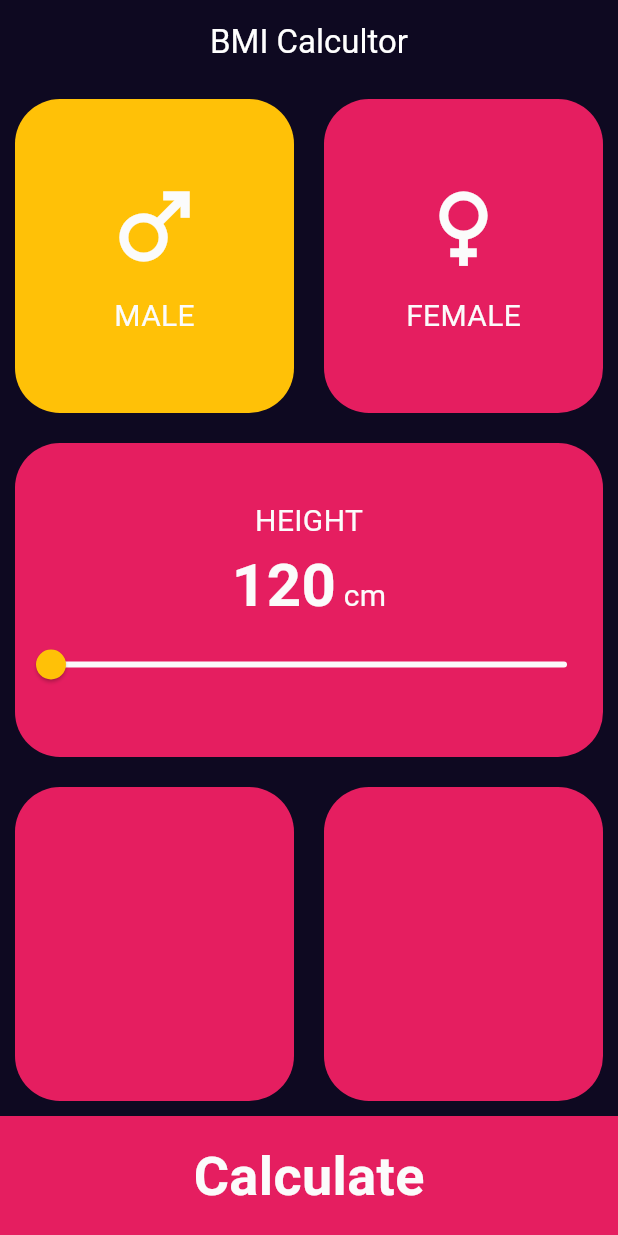
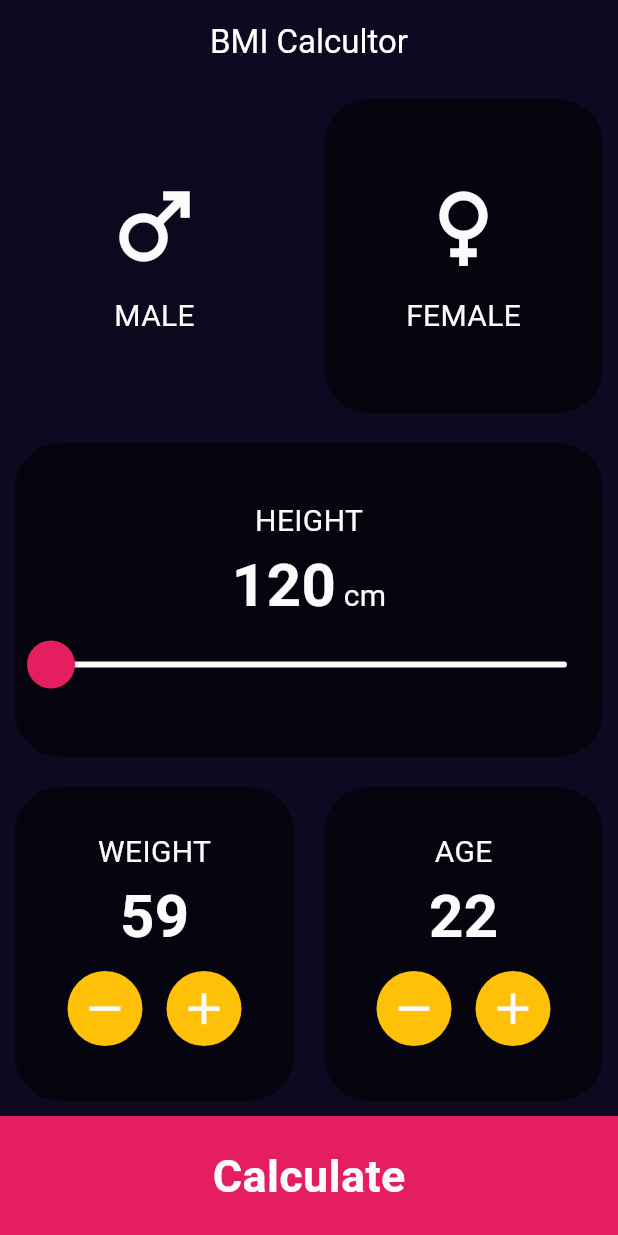
Before and after one commit to MosawirShah/bmi_calulator_class_work2024, a Flutter app: the screen it shows after launch, after a tap on "MALE", on a phone screen of 412 x 824 dp. Run offline on Flutter 3.47's test engine with Material 3 defaults, Android fonts, the phone set to English and light mode, and no system bars.

Commit message:
customize widgets and added 3rd one widget We have customized the widgets and added theme as well  to the slider

```diff
--- /dev/null
+++ b/lib/components/custom_circular_btn.dart
@@ -0,0 +1,25 @@
+import 'package:bmi_calulator/constants/constant_colours.dart';
+import 'package:flutter/material.dart';
+
+class CustomCircularBtn extends StatelessWidget {
+
+  CustomCircularBtn({required this.iconData, required this.onPress});
+   IconData iconData;
+   void Function() onPress;
+  @override
+  Widget build(BuildContext context) {
+    return GestureDetector(
+      onTap: onPress,
+      child: Container(
+        margin: EdgeInsets.all(8),
+        height: 50,
+        width: 50,
+        decoration: BoxDecoration(
+          color: Colors.amber,
+          shape: BoxShape.circle,
+        ),
+        child: Icon(iconData,size: 35,color: kContentColour,),
+      ),
+    );
+  }
+}
--- a/lib/components/icon_content.dart
+++ b/lib/components/icon_content.dart
@@ -1,3 +1,5 @@
+import 'package:bmi_calulator/constants/constant_colours.dart';
+import 'package:bmi_calulator/constants/font_style_constant.dart';
 import 'package:bmi_calulator/main.dart';
 import 'package:flutter/material.dart';
 
@@ -13,7 +15,7 @@ class IconContent extends StatelessWidget {
       children: [
         Icon(
           iconData,
-          color: contentColour,
+          color: kContentColour,
           size: 70,
         ),
        const SizedBox(
@@ -21,7 +23,7 @@ class IconContent extends StatelessWidget {
         ),
         Text(
           label,
-          style: TextStyle(color: contentColour, fontSize: 20),
+          style: kLabelStyle,
         )
       ],
     );
--- /dev/null
+++ b/lib/constants/constant_colours.dart
@@ -0,0 +1,8 @@
+import 'package:flutter/material.dart';
+
+const Color kBackgroundColour = Color(0xFF0E0921);
+// const Color inActiveColour = Color(0xFF111328);
+ const Color kPinkColor = Color(0xFFE51E60);
+ const Color kActiveColour = Colors.black12;
+ const Color kInActiveColour = Colors.black54;
+ const Color kContentColour = Color(0xFFFBFBFB);
--- /dev/null
+++ b/lib/constants/font_style_constant.dart
@@ -0,0 +1,9 @@
+import 'package:bmi_calulator/constants/constant_colours.dart';
+import 'package:flutter/material.dart';
+
+TextStyle kLabelStyle = const TextStyle(fontSize: 20, color: kContentColour);
+TextStyle kNumberStyle = const TextStyle(
+  fontSize: 40,
+  color: kContentColour,
+  fontWeight: FontWeight.bold,
+);
--- a/lib/main.dart
+++ b/lib/main.dart
@@ -1,13 +1,9 @@
 import 'package:flutter/cupertino.dart';
 import 'package:flutter/material.dart';
+import 'constants/constant_colours.dart';
 import 'views/input_view.dart';
 
-const Color backgroundColour = Color(0xFF0E0921);
-// const Color inActiveColour = Color(0xFF111328);
-const Color inActiveColour = Color(0xFFE51E60);
-Color activeColour = Colors.amber;
 
-const Color contentColour = Color(0xFFFBFBFB);
 
 void main(){
   runApp(BMICalculator());
@@ -20,10 +16,10 @@ class BMICalculator extends StatelessWidget {
     return  MaterialApp(
       theme: ThemeData(
         appBarTheme: const AppBarTheme(
-          backgroundColor: backgroundColour,
+          backgroundColor: kBackgroundColour,
           foregroundColor: Colors.white,
         ),
-        scaffoldBackgroundColor: backgroundColour
+        scaffoldBackgroundColor: kBackgroundColour
       ),
       home: InputView(),
     );
--- a/lib/views/input_view.dart
+++ b/lib/views/input_view.dart
@@ -1,4 +1,7 @@
+import 'package:bmi_calulator/components/custom_circular_btn.dart';
 import 'package:bmi_calulator/components/icon_content.dart';
+import 'package:bmi_calulator/constants/constant_colours.dart';
+import 'package:bmi_calulator/constants/font_style_constant.dart';
 import 'package:bmi_calulator/main.dart';
 import 'package:flutter/cupertino.dart';
 import 'package:flutter/material.dart';
@@ -13,24 +16,30 @@ class InputView extends StatefulWidget {
   State<InputView> createState() => _InputViewState();
 }
 
+
+enum Gender {male, female}
+
 class _InputViewState extends State<InputView> {
   int height = 120;
+  int weight = 60;
+  int age = 22;
 
-  Color maleontainerColour = inActiveColour;
-  Color femaleContainerColour = inActiveColour;
-  getColor(String gender) {
-    if (gender == 'male') {
-      maleontainerColour = activeColour;
-    } else {
-      maleontainerColour = inActiveColour;
-    }
-    //FEMALE
-    if (gender == 'female') {
-      femaleContainerColour = activeColour;
-    } else {
-      femaleContainerColour = inActiveColour;
-    }
-  }
+  Gender? selectedGender;
+  // Color maleontainerColour = inActiveColour;
+  // Color femaleContainerColour = inActiveColour;
+  // getColor(String gender) {
+  //   if (gender == 'male') {
+  //     maleontainerColour = activeColour;
+  //   } else {
+  //     maleontainerColour = inActiveColour;
+  //   }
+  //   //FEMALE
+  //   if (gender == 'female') {
+  //     femaleContainerColour = activeColour;
+  //   } else {
+  //     femaleContainerColour = inActiveColour;
+  //   }
+  //}
 
   @override
   Widget build(BuildContext context) {
@@ -48,11 +57,11 @@ class _InputViewState extends State<InputView> {
                   child: GestureDetector(
                     onTap: () {
                       setState(() {
-                        getColor('male');
+                       selectedGender = Gender.male;
                       });
                     },
                     child: CustomContainer(
-                      myColor: maleontainerColour,
+                      myColor: selectedGender == Gender.male ? kActiveColour : kInActiveColour,
                       // myColor: inActiveColour,
                       custChild: IconContent(
                         iconData: Icons.male,
@@ -66,11 +75,11 @@ class _InputViewState extends State<InputView> {
                   child: GestureDetector(
                     onTap: () {
                       setState(() {
-                        getColor('female');
+                        selectedGender = Gender.female;
                       });
                     },
                     child: CustomContainer(
-                      myColor: femaleContainerColour,
+                      myColor: selectedGender == Gender.female ? kActiveColour : kInActiveColour,
                       custChild: IconContent(
                         iconData: Icons.female,
                         label: "FEMALE",
@@ -84,13 +93,13 @@ class _InputViewState extends State<InputView> {
           //SLider Implementations
           Expanded(
             child: CustomContainer(
-              myColor: inActiveColour,
+              myColor: kInActiveColour,
               custChild: Column(
                 mainAxisAlignment: MainAxisAlignment.center,
                 children: [
-                  const Text(
+                  Text(
                     "HEIGHT",
-                    style: TextStyle(fontSize: 20, color: contentColour),
+                    style: kLabelStyle,
                   ),
                   Row(
                     crossAxisAlignment: CrossAxisAlignment.baseline,
@@ -99,30 +108,37 @@ class _InputViewState extends State<InputView> {
                     children: [
                       Text(
                         height.toString(),
-                        style: const TextStyle(
-                          fontSize: 40,
-                          color: contentColour,
-                          fontWeight: FontWeight.bold,
-                        ),
+                        style: kNumberStyle,
                       ),
                       const SizedBox(width: 5,),
-                      const Text(
+                       Text(
                         "cm",
-                        style: TextStyle(color: contentColour, fontSize: 20),
+                        style: kLabelStyle,
                       ),
                     ],
                   ),
-                  Slider(
+                  SliderTheme(
+                    data: SliderTheme.of(context).copyWith(
+                      activeTrackColor: kPinkColor,
+                      overlayColor: kContentColour,
+                      inactiveTrackColor: kContentColour,
+                      thumbColor: kPinkColor,
+                      thumbShape: RoundSliderThumbShape(
+                        enabledThumbRadius: 16
+                      ),
+
+                    ),
+                    child: Slider(
                         value: height.toDouble(),
                         min: 120,
                         max: 180,
-                      activeColor: activeColour,
-                      inactiveColor: contentColour,
                         onChanged: (value) {
                           setState(() {
                             height = value.round();
+                            print(value);
                           });
                         }),
+                  ),
                 ],
               ),
             ),
@@ -133,12 +149,57 @@ class _InputViewState extends State<InputView> {
               children: [
                 Expanded(
                   child: CustomContainer(
-                    myColor: inActiveColour,
+                    myColor: kInActiveColour,
+                    custChild: Column(
+                      mainAxisAlignment: MainAxisAlignment.center,
+                      children: [
+                        ///TODO: 3RD WIDGT
+                         Text("WEIGHT", style:kLabelStyle,),
+                        Text(weight.toString(),style: kNumberStyle,),
+                        Row(
+                          mainAxisAlignment: MainAxisAlignment.center,
+                          children: [
+                          CustomCircularBtn(
+                           iconData: Icons.remove,
+                            onPress: (){
+                            setState(() {
+                              weight--;
+                            });
+                            },
+                          ),
+                          CustomCircularBtn(iconData: Icons.add,onPress: (){
+                            setState(() {
+                              weight++;
+                            });
+                          },)
+                        ],),
+                      ],
+                    ),
                   ),
                 ),
                 Expanded(
                   child: CustomContainer(
-                    myColor: inActiveColour,
+                    myColor: kInActiveColour,
+                    custChild: Column(
+                      mainAxisAlignment: MainAxisAlignment.center,
+                      children: [
+                      Text("AGE",style: kLabelStyle,),
+                      Text(age.toString(), style: kNumberStyle,),
+                      Row(
+                        mainAxisAlignment: MainAxisAlignment.center,
+                        children: [
+                        CustomCircularBtn(iconData: Icons.remove, onPress: (){
+                          setState(() {
+                            age--;
+                          });
+                        },),
+                        CustomCircularBtn(iconData: Icons.add, onPress: (){
+                          setState(() {
+                            age++;
+                          });
+                        },),
+                      ],)
+                    ],),
                   ),
                 ),
               ],
@@ -147,13 +208,13 @@ class _InputViewState extends State<InputView> {
           Container(
             height: 80,
             width: double.infinity,
-            color: inActiveColour,
-            child: Center(
+            color: kPinkColor,
+            child: const Center(
                 child: Text(
               "Calculate",
               style: TextStyle(
-                  color: contentColour,
-                  fontSize: 36,
+                  color: kContentColour,
+                  fontSize: 30,
                   fontWeight: FontWeight.bold),
             )),
           ),
```
Also changed, not shown: 1 other file. Lines whose indentation alone changed are shown as unchanged.
